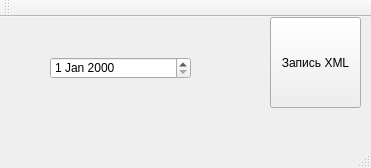
Old version of the form Task2/mainwindow.ui in the repository art-panarin/PS_PIoMTfCIS.
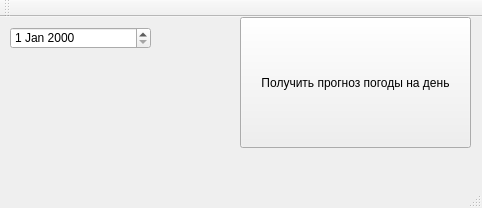
New version of the form.

The edit to the form file:
```diff
--- a/Task2/mainwindow.ui
+++ b/Task2/mainwindow.ui
@@ -6,32 +6,35 @@
    <rect>
     <x>0</x>
     <y>0</y>
-    <width>371</width>
-    <height>168</height>
+    <width>482</width>
+    <height>208</height>
    </rect>
   </property>
   <property name="windowTitle">
    <string>MainWindow</string>
   </property>
   <widget class="QWidget" name="centralwidget">
+   <property name="styleSheet">
+    <string notr="true"/>
+   </property>
    <widget class="QPushButton" name="dButton">
     <property name="geometry">
      <rect>
-      <x>270</x>
+      <x>240</x>
       <y>0</y>
-      <width>91</width>
-      <height>91</height>
+      <width>231</width>
+      <height>131</height>
      </rect>
     </property>
     <property name="text">
-     <string>Запись XML</string>
+     <string>Получить прогноз погоды на день</string>
     </property>
    </widget>
    <widget class="QDateEdit" name="dateEdit">
     <property name="geometry">
      <rect>
-      <x>50</x>
-      <y>40</y>
+      <x>10</x>
+      <y>10</y>
       <width>141</width>
       <height>22</height>
      </rect>
```
Left out of the diff: 2 changed lines with no effect on the pictures.
